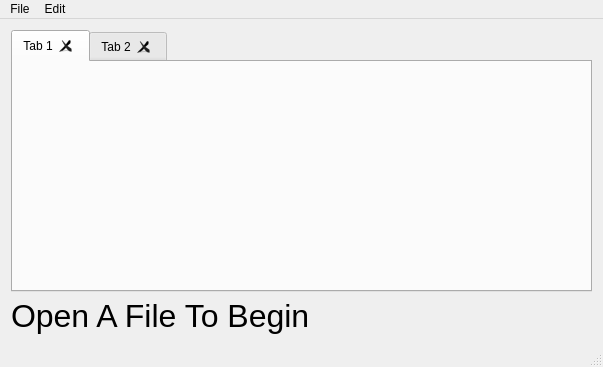
Qt form mainwindow.ui (diw/pathfinder) before a commit.
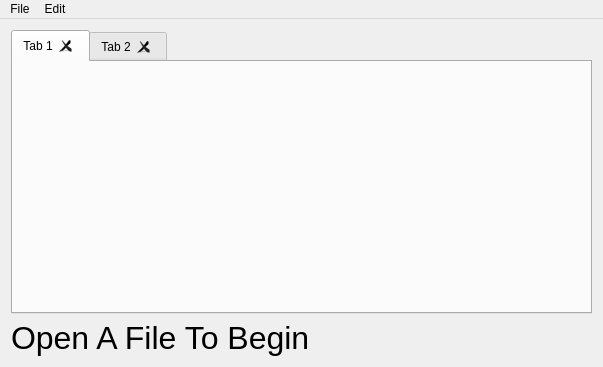
The same form after that commit.

Commit message: Update main window to remove status bar and launch preferences dialog.

```diff
--- a/mainwindow.ui
+++ b/mainwindow.ui
@@ -81,7 +81,6 @@
    <addaction name="menuFile"/>
    <addaction name="menuEdit"/>
   </widget>
-  <widget class="QStatusBar" name="statusBar"/>
   <action name="actionOpen">
    <property name="text">
     <string>Open</string>
```
Left out of the diff: 2 changed lines with no effect on the pictures. The commit also changes 1 other file.
